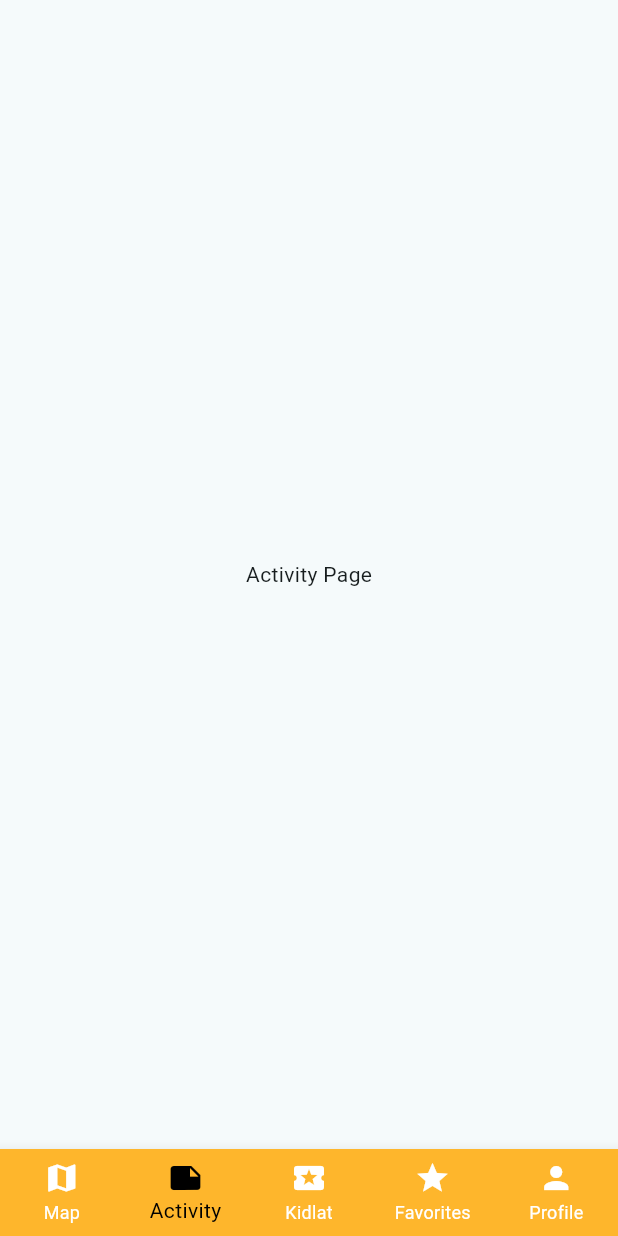
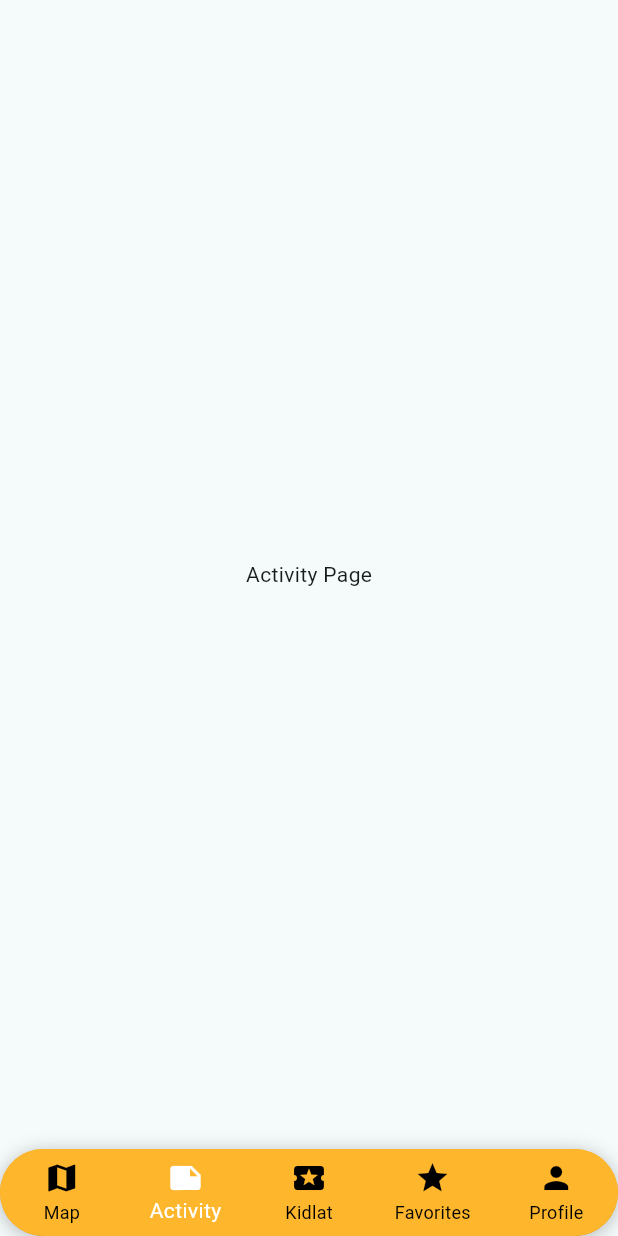
Before and after one commit to stefsantos/kidlat, a Flutter app: the screen it shows after launch, item 2 of the bottom bar chosen, on a phone screen of 412 x 824 dp. Run offline on Flutter 3.47's test engine with Material 3 defaults, Android fonts, the phone set to English and light mode, and no system bars; our stand-ins replace google_maps_flutter, location.

Commit message:
visual edits

```diff
--- a/lib/main.dart
+++ b/lib/main.dart
@@ -58,7 +58,22 @@ class _MyHomePageState extends State<MyHomePage> {
       body: Center(
         child: _widgetOptions.elementAt(_selectedIndex),
       ),
-      bottomNavigationBar: BottomNavigationBar(
+      bottomNavigationBar: SafeArea(
+        child: Container(
+          decoration: BoxDecoration(
+            color: const Color.fromRGBO(254, 182, 44, 1),
+            borderRadius: BorderRadius.circular(30.0),
+            boxShadow: [
+              BoxShadow(
+                color: Colors.black26,
+                blurRadius: 10,
+                offset: Offset(0, 2),
+              ),
+            ],
+          ),
+          child: ClipRRect(
+            borderRadius: BorderRadius.circular(200.0),
+            child: BottomNavigationBar(
               items: const <BottomNavigationBarItem>[
                 BottomNavigationBarItem(
                   icon: Icon(Icons.map),
@@ -82,14 +97,17 @@ class _MyHomePageState extends State<MyHomePage> {
                 ),
               ],
               currentIndex: _selectedIndex,
-        selectedItemColor: Colors.black,
-        unselectedItemColor: Colors.white,
+              selectedItemColor: Colors.white,
+              unselectedItemColor: Colors.black,
               backgroundColor: const Color.fromRGBO(254, 182, 44, 1),
-        selectedIconTheme: const IconThemeData(color: Colors.black),
+              selectedIconTheme: const IconThemeData(color: Colors.white),
               onTap: _onItemTapped,
               type: BottomNavigationBarType.fixed,
               selectedLabelStyle: const TextStyle(color: Colors.white),
               unselectedLabelStyle: const TextStyle(color: Colors.black),
+            ),
+          ),
+        ),
       ),
     );
   }
@@ -108,7 +126,7 @@ class MapSampleState extends State<MapSample> {
   final Location _locationService = Location();
 
   static const CameraPosition _kGooglePlex = CameraPosition(
-    target: LatLng(37.42796133580664, -122.085749655962),
+    target: LatLng(14.558231435712608, 121.0173471405225),
     zoom: 14.4746,
   );
 
@@ -136,7 +154,8 @@ class MapSampleState extends State<MapSample> {
   @override
   Widget build(BuildContext context) {
     return Scaffold(
-      body: Stack(
+      body: SafeArea(
+        child: Stack(
           children: <Widget>[
             GoogleMap(
               mapType: MapType.normal,  // Set the map to 2D mode
@@ -156,14 +175,14 @@ class MapSampleState extends State<MapSample> {
               myLocationButtonEnabled: true,
             ),
             Positioned(
-            top: 40,
+              top: 20, // Adjust this value for more padding if necessary
               left: 10,
               right: 10,
               child: Container(
                 decoration: BoxDecoration(
                   color: Colors.white,
                   borderRadius: BorderRadius.circular(30.0),
-                boxShadow: const[
+                  boxShadow: const [
                     BoxShadow(
                       color: Colors.black26,
                       blurRadius: 10,
@@ -183,6 +202,7 @@ class MapSampleState extends State<MapSample> {
             ),
           ],
         ),
+      ),
     );
   }
 }
```
Also changed, not shown: 2 other files. Lines whose indentation alone changed are shown as unchanged.
